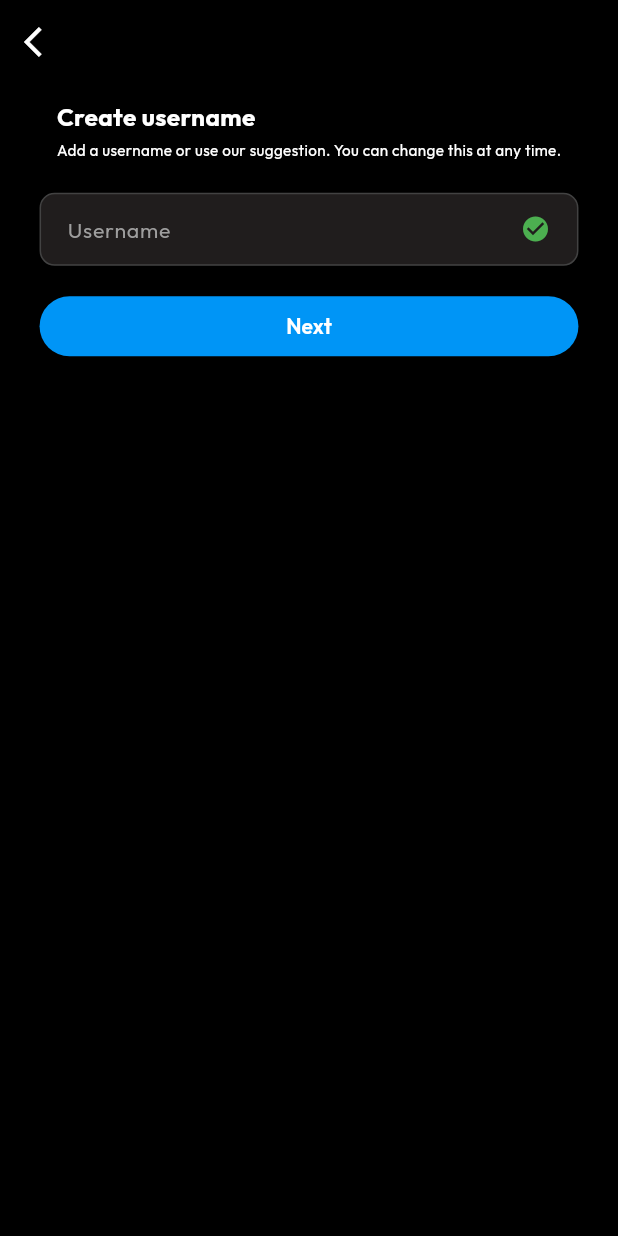
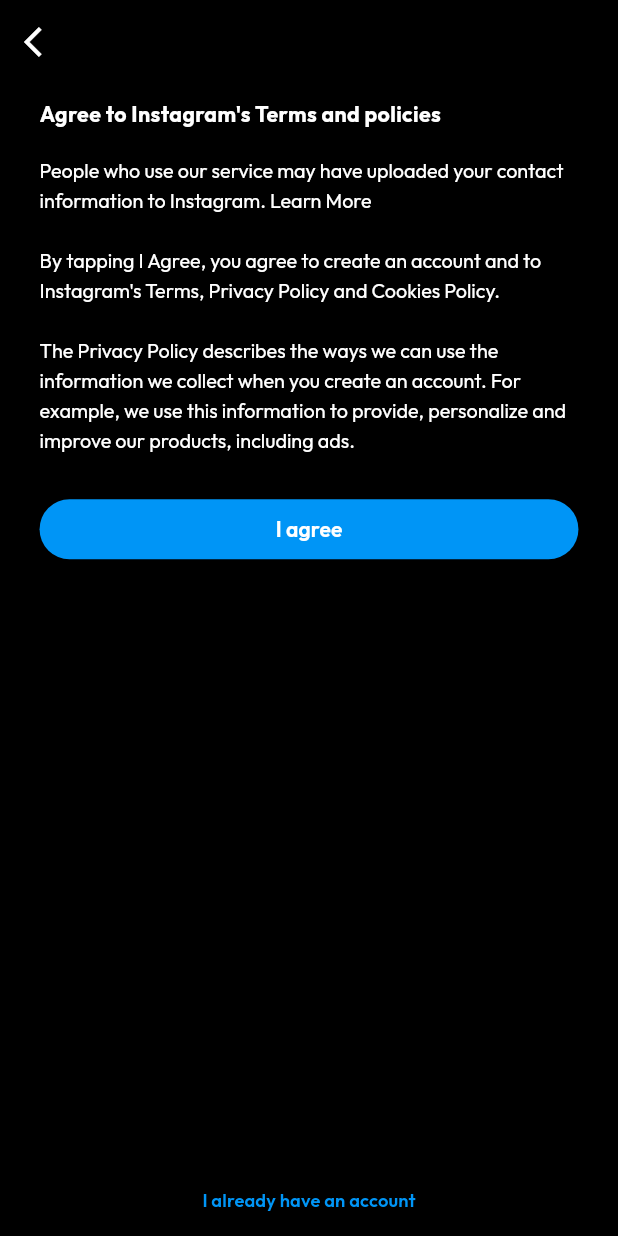
Before and after one commit to MohamedRamadan222/flutter_instagram_clone, a Flutter app: the UsernameSetupScreen screen opened directly, after a tap on "Next", on a phone screen of 412 x 824 dp. Run offline on Flutter 3.47's test engine with Material 3 defaults, Android fonts, the phone set to English and light mode, and no system bars; our stand-ins replace cached_network_image, flutter_screenutil, google_fonts, shimmer; network calls fail.

Commit message:
{ui} terms && profile picture && discover people don

```diff
--- /dev/null
+++ b/lib/feature/auth/presentation/views/terms_screen.dart
@@ -0,0 +1,89 @@
+import 'package:flutter/material.dart';
+import 'package:flutter_instagram_clone/feature/auth/presentation/views/add_profile_picture_screen.dart';
+import 'package:flutter_instagram_clone/feature/auth/presentation/widgets/already_have_an_account_section.dart';
+import 'package:flutter_screenutil/flutter_screenutil.dart';
+import 'package:google_fonts/google_fonts.dart';
+
+import '../../../../core/common/widgets/ig_button.dart';
+
+class TermsScreen extends StatelessWidget {
+  const TermsScreen({super.key});
+
+  @override
+  Widget build(BuildContext context) {
+    return SafeArea(
+      child: Scaffold(
+        appBar: AppBar(
+          leading: IconButton(
+            onPressed: () => Navigator.pop(context),
+            icon: Icon(Icons.arrow_back_ios),
+          ),
+        ),
+        body: Padding(
+          padding: EdgeInsets.symmetric(horizontal: 24.w),
+          child: Column(
+            crossAxisAlignment: CrossAxisAlignment.start,
+            children: [
+              SizedBox(height: 10.h),
+              Text(
+                "Agree to Instagram's Terms and policies",
+                style: GoogleFonts.outfit(
+                  fontSize: 14.sp,
+                  color: Colors.white,
+                  fontWeight: FontWeight.bold,
+                ),
+              ),
+              SizedBox(height: 16.h),
+              RichText(
+                text: TextSpan(
+                  style: GoogleFonts.outfit(
+                    color: Colors.white,
+                    fontSize: 13.sp,
+                    height: 1.5,
+                  ),
+                  children: [
+                    TextSpan(
+                      text:
+                          'People who use our service may have uploaded your contact information to Instagram. ',
+                    ),
+                    TextSpan(text: 'Learn More\n\n'),
+                    TextSpan(
+                      text:
+                          'By tapping I Agree, you agree to create an account and to Instagram\'s ',
+                    ),
+                    TextSpan(text: 'Terms, Privacy Policy '),
+                    TextSpan(text: 'and '),
+                    TextSpan(text: 'Cookies Policy.\n\n'),
+                    TextSpan(
+                      text:
+                          'The Privacy Policy describes the ways we can use the information we collect when you create an account. For example, we use this information to provide, personalize and improve our products, including ads.',
+                    ),
+                  ],
+                ),
+              ),
+              SizedBox(height: 30.h),
+              SizedBox(
+                width: double.infinity,
+                height: 40,
+                child: IGButton(
+                  text: 'I agree',
+                  onPressed: () {
+                    // Navigate to add profile picture screen
+                    Navigator.push(
+                      context,
+                      MaterialPageRoute(
+                        builder: (context) => AddProfilePictureScreen(),
+                      ),
+                    );
+                  },
+                ),
+              ),
+              Spacer(),
+              AlreadyHaveAnAccountSection(),
+            ],
+          ),
+        ),
+      ),
+    );
+  }
+}
--- a/lib/feature/auth/presentation/views/username_setup_screen.dart
+++ b/lib/feature/auth/presentation/views/username_setup_screen.dart
@@ -1,5 +1,6 @@
 import 'package:flutter/material.dart';
 import 'package:flutter_instagram_clone/core/common/widgets/section_title.dart';
+import 'package:flutter_instagram_clone/feature/auth/presentation/views/terms_screen.dart';
 import 'package:flutter_screenutil/flutter_screenutil.dart';
 import 'package:google_fonts/google_fonts.dart';
 
@@ -62,7 +63,7 @@
                   Navigator.push(
                     context,
                     MaterialPageRoute(
-                      builder: (context) => UsernameSetupScreen(),
+                      builder: (context) => TermsScreen(),
                     ),
                   );
                 },
--- a/pubspec.yaml
+++ b/pubspec.yaml
@@ -36,6 +36,8 @@
   cupertino_icons: ^1.0.8
   google_fonts: ^8.0.2
   flutter_screenutil: ^5.9.3
+  cached_network_image: ^4.0.0
+  shimmer: ^4.0.0
 
 dev_dependencies:
   flutter_test:
```
Also changed, not shown: lib/core/common/widgets/custom_circle_avatar.dart (added, +55 -0 lines), lib/core/common/widgets/ig_follow_button.dart (added, +41 -0 lines), lib/core/utils/dummy_suggested_user.dart (added, +64 -0 lines), lib/feature/auth/presentation/views/add_profile_picture_screen.dart (added, +105 -0 lines), lib/feature/auth/presentation/views/follow_suggestions_screen.dart (added, +124 -0 lines), pubspec.lock.
